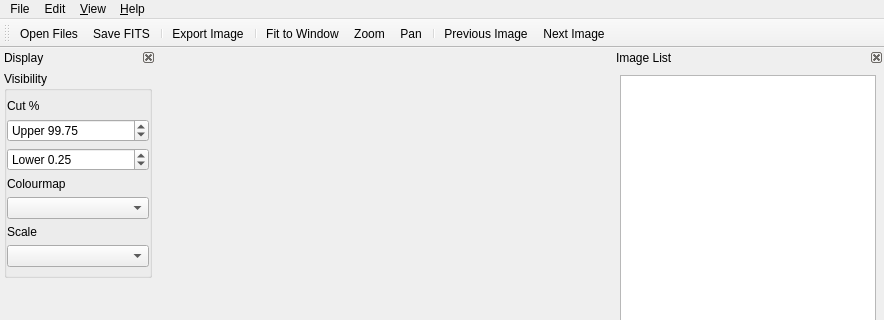
The window that ui/viewer.ui (badders/pyfitsview) describes before a commit, drawn with Qt 5; both pictures show x 0 to 884 and y 0 to 320 of the 884 by 681 pixel window.
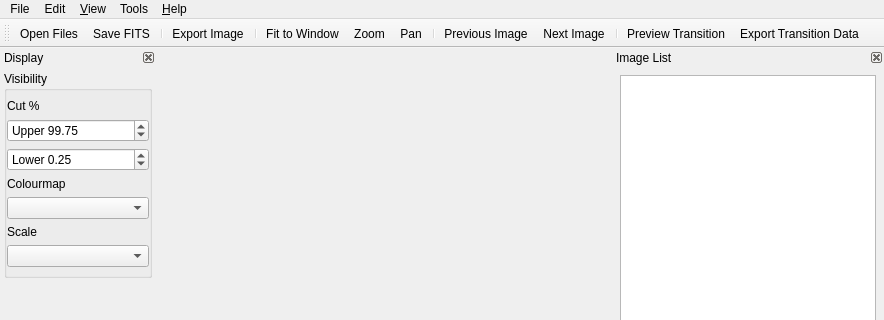
The same window after the commit. Icons and pictures are not drawn.

Commit message: Factour out aperture and create photometry library Add tools for showing transition (unimplemented)

Diff of the .ui file:
```diff
--- a/ui/viewer.ui
+++ b/ui/viewer.ui
@@ -86,9 +86,17 @@
     <addaction name="actionPrevious"/>
     <addaction name="actionNext"/>
    </widget>
+   <widget class="QMenu" name="menuTools">
+    <property name="title">
+     <string>Tools</string>
+    </property>
+    <addaction name="actionPreviewTransition"/>
+    <addaction name="actionExportTransitionData"/>
+   </widget>
    <addaction name="menuFile"/>
    <addaction name="menuEdit"/>
    <addaction name="menu_View"/>
+   <addaction name="menuTools"/>
    <addaction name="menuHelp"/>
   </widget>
   <widget class="QToolBar" name="toolBar">
@@ -118,6 +126,9 @@
    <addaction name="separator"/>
    <addaction name="actionPrevious"/>
    <addaction name="actionNext"/>
+   <addaction name="separator"/>
+   <addaction name="actionPreviewTransition"/>
+   <addaction name="actionExportTransitionData"/>
   </widget>
   <widget class="QDockWidget" name="displayDock">
    <property name="features">
@@ -738,6 +749,24 @@
     <string>Save Session</string>
    </property>
   </action>
+  <action name="actionPreviewTransition">
+   <property name="icon">
+    <iconset>
+     <normaloff>transition.png</normaloff>transition.png</iconset>
+   </property>
+   <property name="text">
+    <string>Preview Transition</string>
+   </property>
+  </action>
+  <action name="actionExportTransitionData">
+   <property name="icon">
+    <iconset>
+     <normaloff>export-transition.png</normaloff>export-transition.png</iconset>
+   </property>
+   <property name="text">
+    <string>Export Transition Data</string>
+   </property>
+  </action>
  </widget>
  <resources/>
  <connections/>
```
Left out of the diff: 18 changed lines with no effect on the pictures. The commit also changes 9 other files.
